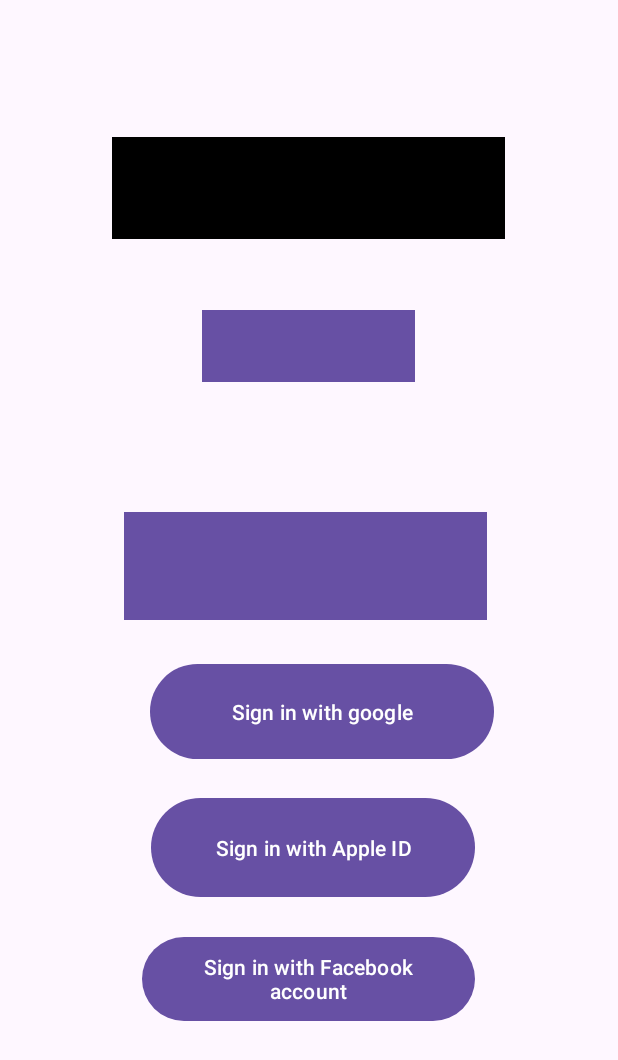
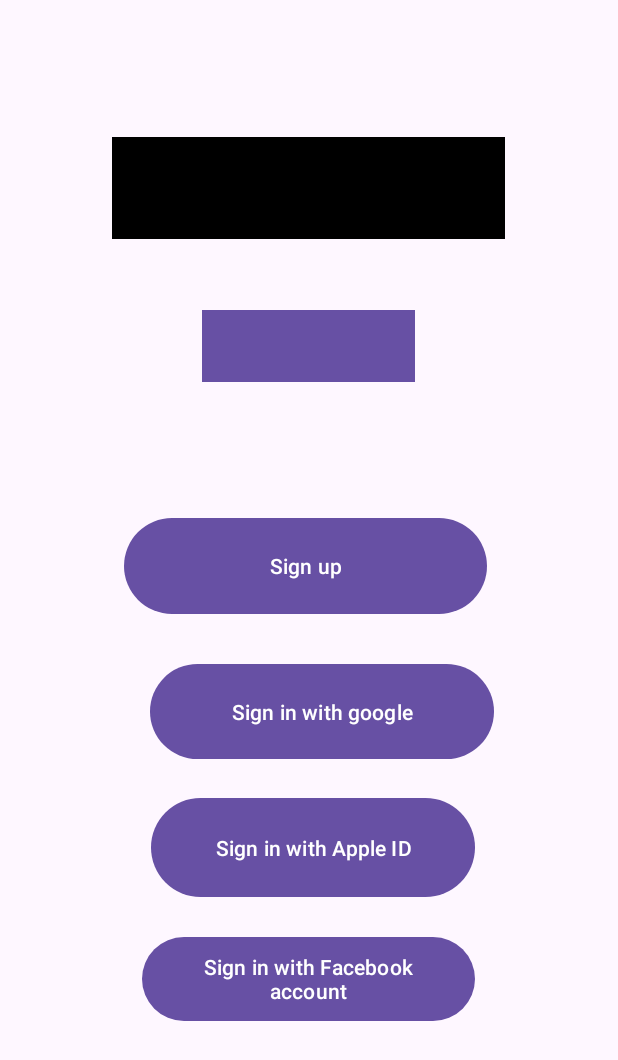
Before and after one commit to jbouveret18/BabyCareApp, an Android app: the screen it shows after launch (MainActivity), on a phone screen of 412 x 824 dp. Shown: the top 1060 px of the screen. Run offline under Robolectric (Android 15) with nearby library versions, the phone set to English and light mode, and no system bars.

Commit message:
Fixed errors

```diff
--- a/app/src/main/java/com/example/babycare/MainActivity.java
+++ b/app/src/main/java/com/example/babycare/MainActivity.java
@@ -3,6 +3,8 @@ package com.example.babycare;
 import androidx.appcompat.app.AppCompatActivity;
 
 import android.os.Bundle;
+import android.view.View;
+import android.widget.Button;
 
 public class MainActivity extends AppCompatActivity {
 
@@ -10,5 +12,12 @@ public class MainActivity extends AppCompatActivity {
     protected void onCreate(Bundle savedInstanceState) {
         super.onCreate(savedInstanceState);
         setContentView(R.layout.activity_main);
+        Button button = (Button) findViewById(R.id.SignUp);
+        button.setOnClickListener(new View.OnClickListener() {
+            @Override
+            public void onClick(View v) {
+                setContentView(R.layout.sign_up);
+            }
+        });
     }
 }
--- a/app/src/main/res/layout/activity_main.xml
+++ b/app/src/main/res/layout/activity_main.xml
@@ -38,7 +38,7 @@
         android:id="@+id/SignUp"
         android:layout_width="242dp"
         android:layout_height="72dp"
-        android:background="@color/black"
+        android:text="Sign up"
         android:contentDescription="@string/app_name"
         android:gravity="center"
         app:layout_constraintBottom_toBottomOf="parent"
```
Also changed, not shown: app/src/main/java/com/example/babycare/sing_up/SignUp.java (+1 -13 lines), app/src/main/res/layout/sign_up.xml (+6 -7 lines).
